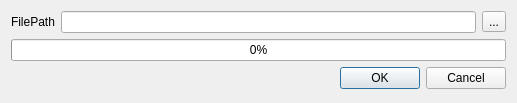
Old version of the form source/plugin/t4/updatedialog.ui in the repository ww4u/mct-t4.
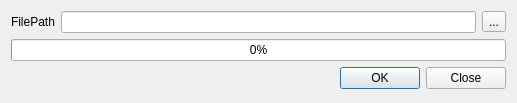
New version of the form.

Diff of the .ui file:
```diff
--- a/source/plugin/t4/updatedialog.ui
+++ b/source/plugin/t4/updatedialog.ui
@@ -106,7 +106,7 @@
         </sizepolicy>
        </property>
        <property name="standardButtons">
-        <set>QDialogButtonBox::Cancel|QDialogButtonBox::Ok</set>
+        <set>QDialogButtonBox::Close|QDialogButtonBox::Ok</set>
        </property>
       </widget>
      </item>
```
Left out of the diff: 22 changed lines with no effect on the pictures.
